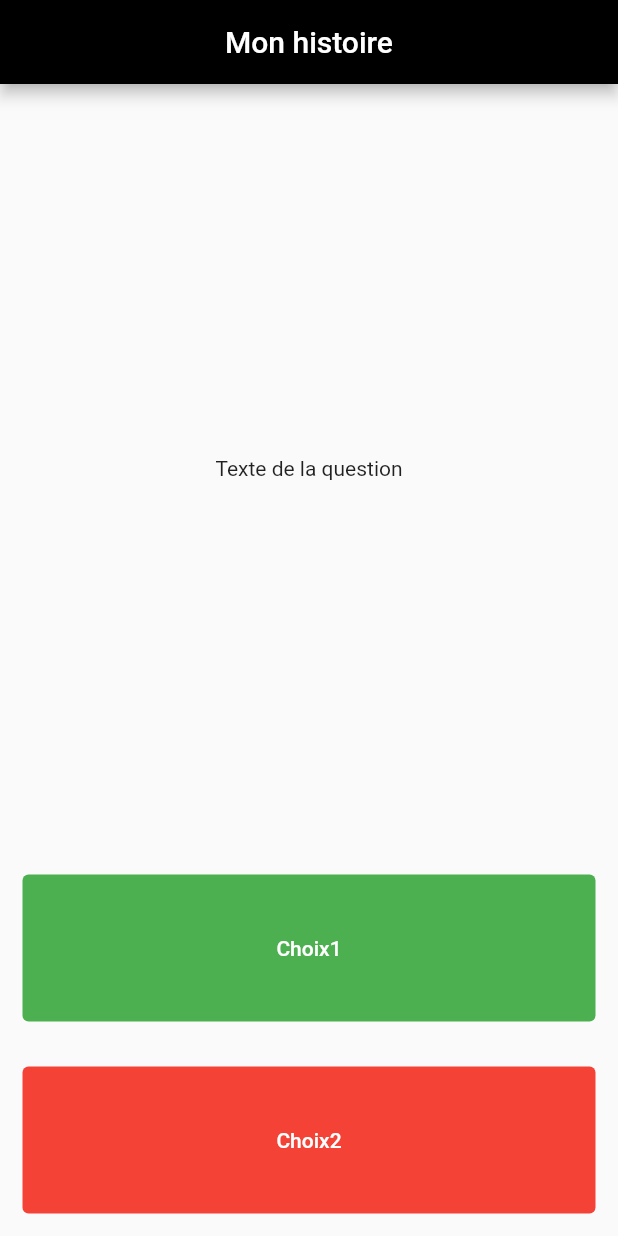
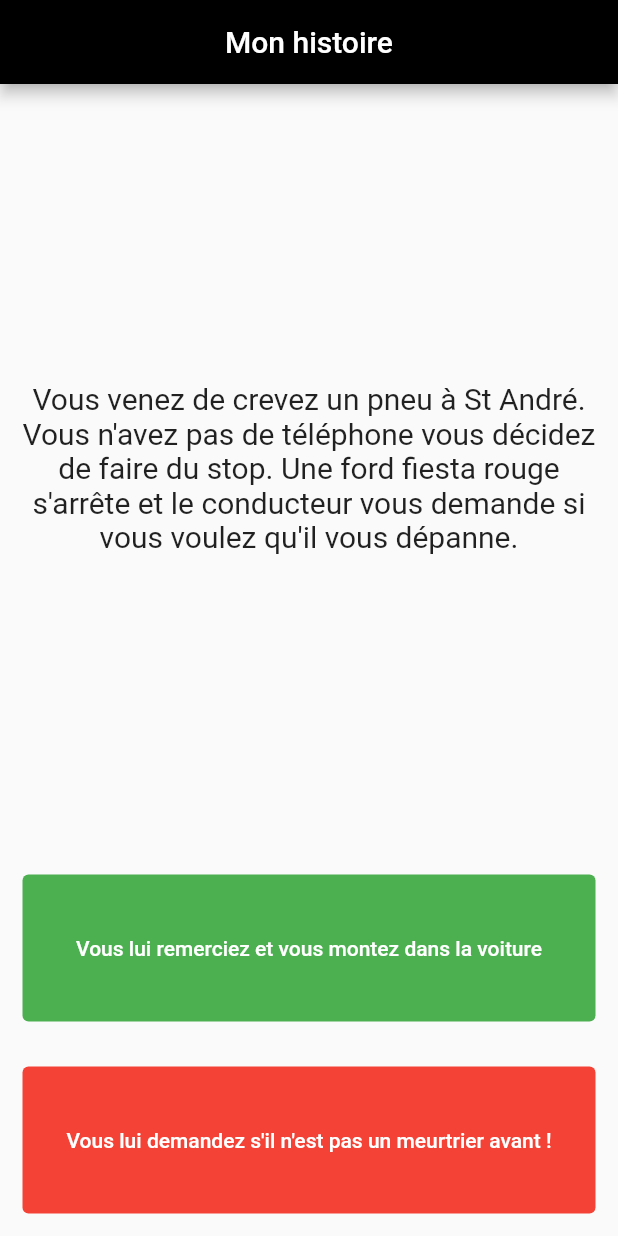
Before and after one commit to EtienneVformateur/correctionchallenge2, a Flutter app: the screen it shows after launch, on a phone screen of 412 x 824 dp. Run offline on Flutter 3.47's test engine with Material 2 defaults, Android fonts, the phone set to English and light mode, and no system bars.

Commit message:
Class Story ok + Getter ok + premiere question chargée

```diff
--- a/lib/main.dart
+++ b/lib/main.dart
@@ -1,3 +1,4 @@
+import 'package:correctionchallenge2/story.dart';
 import 'package:flutter/material.dart';
 
 void main() {
@@ -22,12 +23,28 @@ class HomeApp extends StatefulWidget {
 }
 
 class _HomeAppState extends State<HomeApp> {
+  Story s1 = Story(
+      "Vous venez de crevez un pneu à St André. Vous n'avez pas de téléphone vous décidez de faire du stop. Une ford fiesta rouge s'arrête et le conducteur vous demande si vous voulez qu'il vous dépanne.",
+      "Vous lui remerciez et vous montez dans la voiture",
+      "Vous lui demandez s'il n'est pas un meurtrier avant !");
   @override
   Widget build(BuildContext context) {
     return Column(
       crossAxisAlignment: CrossAxisAlignment.stretch,
       children: [
-        Expanded(flex: 4, child: Center(child: Text("Texte de la question"))),
+        Expanded(
+          flex: 4,
+          child: Padding(
+            padding: const EdgeInsets.all(12.0),
+            child: Center(
+              child: Text(
+                s1.question,
+                textAlign: TextAlign.center,
+                style: TextStyle(fontSize: 20),
+              ),
+            ),
+          ),
+        ),
         Expanded(
           child: Padding(
             padding: const EdgeInsets.all(15.0),
@@ -38,7 +55,7 @@ class _HomeAppState extends State<HomeApp> {
               onPressed: () {
                 print("choix1");
               },
-              child: Text("Choix1", style: TextStyle(color: Colors.white)),
+              child: Text(s1.choice1, style: TextStyle(color: Colors.white)),
             ),
           ),
         ),
@@ -52,7 +69,7 @@ class _HomeAppState extends State<HomeApp> {
               onPressed: () {
                 print("choix2");
               },
-              child: Text("Choix2", style: TextStyle(color: Colors.white)),
+              child: Text(s1.choice2, style: TextStyle(color: Colors.white)),
             ),
           ),
         )
--- /dev/null
+++ b/lib/story.dart
@@ -0,0 +1,13 @@
+class Story {
+  String _question;
+  String _choice1;
+  String _choice2;
+
+  Story(this._question, this._choice1, this._choice2);
+
+  String get choice2 => _choice2;
+
+  String get choice1 => _choice1;
+
+  String get question => _question;
+}
```
